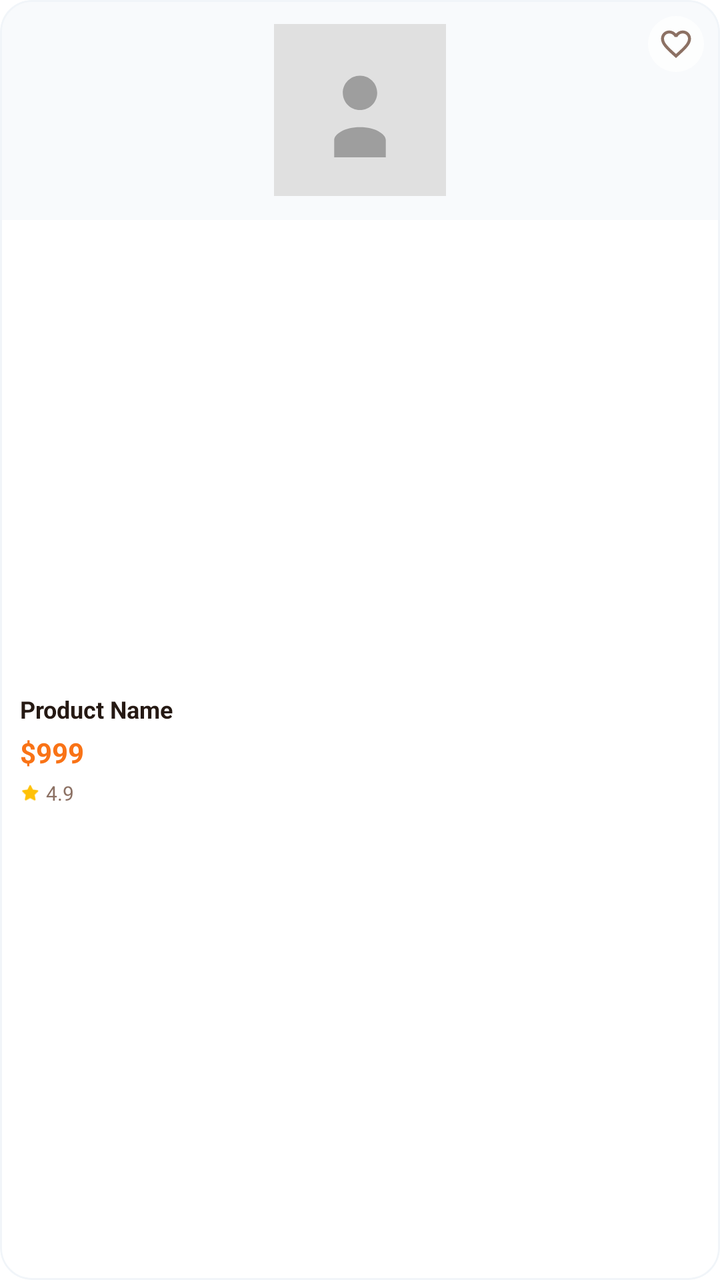
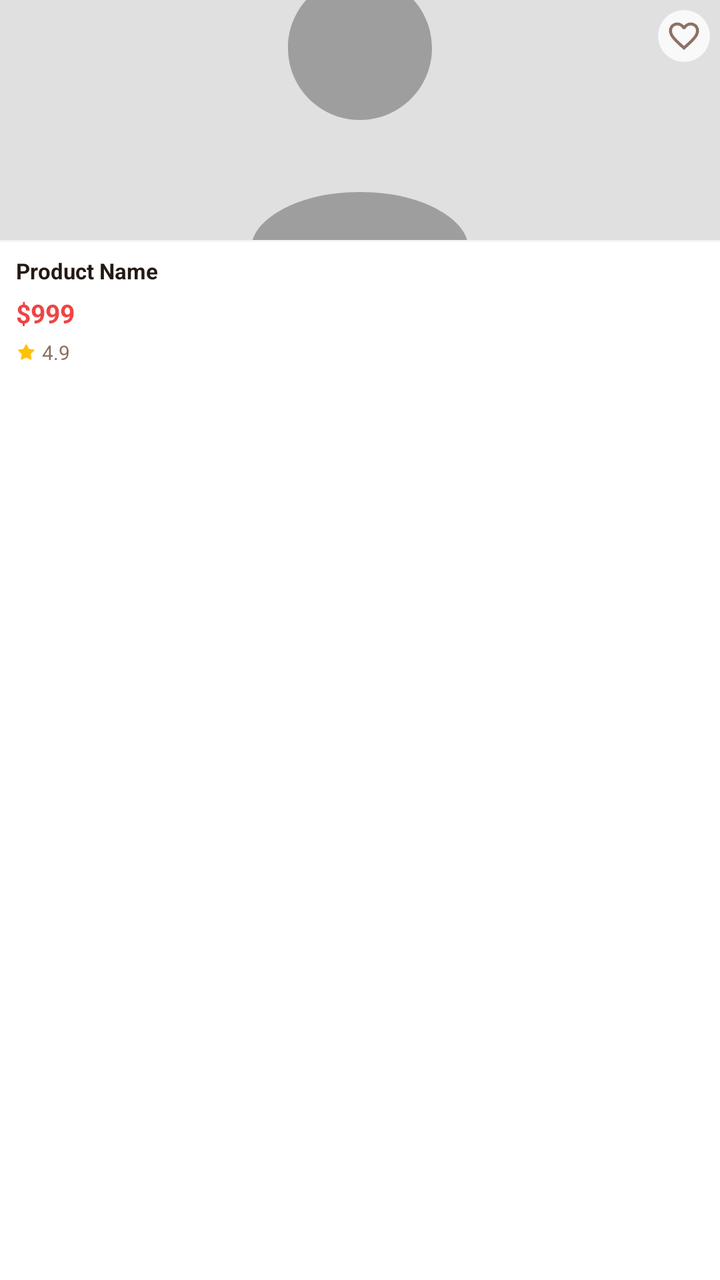

Screens rendered from an Android XML layout before and after an edit, with the pre-edit source and the edit as a unified diff.
<!-- AndroidManifest.xml: application theme Theme.BeckieDealApp -->
<!-- res/layout/item_product_horizontal.xml -->
<?xml version="1.0" encoding="utf-8"?>
<com.google.android.material.card.MaterialCardView
    xmlns:android="http://schemas.android.com/apk/res/android"
    xmlns:app="http://schemas.android.com/apk/res-auto"
    android:layout_width="@dimen/h_card_width"
    android:layout_height="@dimen/h_card_height"
    android:layout_marginEnd="12dp"
    app:cardCornerRadius="16dp"
    app:cardElevation="0dp"
    app:strokeWidth="1dp"
    app:strokeColor="@color/border_color"
    app:cardBackgroundColor="@color/surface">

    <LinearLayout
        android:layout_width="match_parent"
        android:layout_height="match_parent"
        android:orientation="vertical">

        
        <FrameLayout
            android:layout_width="match_parent"
            android:layout_height="@dimen/h_card_image_height"
            android:background="@color/card_bg_secondary">

            <ImageView
                android:id="@+id/productImage"
                android:layout_width="match_parent"
                android:layout_height="match_parent"
                android:scaleType="centerInside"
                android:padding="12dp"
                android:src="@drawable/placeholder_image" />

            <ImageView
                android:id="@+id/favoriteIcon"
                android:layout_width="28dp"
                android:layout_height="28dp"
                android:layout_gravity="top|end"
                android:layout_margin="8dp"
                android:background="@drawable/favorite_background"
                android:padding="5dp"
                android:src="@drawable/ic_favorite_border"
                app:tint="@color/text_secondary" />

        </FrameLayout>

        
        <LinearLayout
            android:layout_width="match_parent"
            android:layout_height="match_parent"
            android:orientation="vertical"
            android:padding="10dp"
            android:gravity="center_vertical">

            <TextView
                android:id="@+id/productName"
                android:layout_width="match_parent"
                android:layout_height="wrap_content"
                android:ellipsize="end"
                android:maxLines="2"
                android:text="Product Name"
                android:textColor="@color/text_primary"
                android:textSize="12sp"
                android:textStyle="bold" />

            <TextView
                android:id="@+id/productPrice"
                android:layout_width="wrap_content"
                android:layout_height="wrap_content"
                android:layout_marginTop="4dp"
                android:text="$999"
                android:textColor="@color/primary"
                android:textSize="14sp"
                android:textStyle="bold" />

            <LinearLayout
                android:layout_width="wrap_content"
                android:layout_height="wrap_content"
                android:layout_marginTop="4dp"
                android:gravity="center_vertical"
                android:orientation="horizontal">

                <ImageView
                    android:layout_width="10dp"
                    android:layout_height="10dp"
                    android:src="@android:drawable/btn_star_big_on"
                    app:tint="@color/yellow_star" />

                <TextView
                    android:id="@+id/productRating"
                    android:layout_width="wrap_content"
                    android:layout_height="wrap_content"
                    android:layout_marginStart="3dp"
                    android:text="4.9"
                    android:textColor="@color/text_secondary"
                    android:textSize="10sp" />

            </LinearLayout>

        </LinearLayout>

    </LinearLayout>

</com.google.android.material.card.MaterialCardView>
<!-- resources referenced by this layout -->
<resources>
  <color name="border_color">#F1F5F9</color>
  <color name="card_bg_secondary">#F8FAFC</color>
  <color name="primary">#F97316</color>
  <color name="surface">#FFFFFF</color>
  <color name="text_primary">#251913</color>
  <color name="text_secondary">#8C7164</color>
  <color name="yellow_star">#FFC107</color>
  <dimen name="h_card_height">220dp</dimen>
  <dimen name="h_card_image_height">110dp</dimen>
  <dimen name="h_card_width">160dp</dimen>
  <!-- drawable favorite_background (drawable) -->
  <?xml version="1.0" encoding="utf-8"?>
  <shape xmlns:android="http://schemas.android.com/apk/res/android"
      android:shape="oval">
      <solid android:color="#CCFFFFFF" />
  </shape>
  <!-- drawable placeholder_image (drawable) -->
  <?xml version="1.0" encoding="utf-8"?>
  <vector xmlns:android="http://schemas.android.com/apk/res/android"
      android:width="200dp"
      android:height="200dp"
      android:viewportWidth="200"
      android:viewportHeight="200">
  
      
      <path
          android:fillColor="#E0E0E0"
          android:pathData="M0,0h200v200h-200z" />
  
      
      <path
          android:fillColor="#9E9E9E"
          android:pathData="M100,60c11.05,0 20,8.95 20,20s-8.95,20 -20,20 -20,-8.95 -20,-20 8.95,-20 20,-20zM100,120c18.28,0 30,8.28 30,15v20H70v-20c0,-6.72 11.72,-15 30,-15z" />
  </vector>
  <style name="Theme.BeckieDealApp" parent="Base.Theme.BeckieDealApp" />
  <style name="Base.Theme.BeckieDealApp" parent="Theme.Material3.DayNight.NoActionBar">
          <item name="colorPrimary">@color/primary</item>
          <item name="colorOnPrimary">@color/on_primary</item>
          <item name="colorPrimaryContainer">@color/primary_container</item>
          <item name="colorOnPrimaryContainer">@color/on_primary_container</item>
          <item name="android:windowBackground">@color/background</item>
          <item name="colorSurface">@color/surface</item>
          <item name="colorOnSurface">@color/on_surface</item>
          
          <item name="bottomNavigationStyle">@style/Widget.App.BottomNavigationView</item>
      </style>
  <color name="on_primary">#FFFFFF</color>
  <color name="primary_container">#F97316</color>
  <color name="on_primary_container">#582200</color>
  <color name="background">#FFFFFF</color>
  <color name="on_surface">#251913</color>
  <style name="Widget.App.BottomNavigationView" parent="Widget.Material3.BottomNavigationView">
          <item name="itemIconSize">26dp</item>
          <item name="itemIconTint">@color/bottom_nav_color</item>
          <item name="itemTextColor">@color/bottom_nav_color</item>
          <item name="android:background">@android:color/transparent</item>
          <item name="backgroundTint">@android:color/transparent</item>
          <item name="labelVisibilityMode">unlabeled</item>
          <item name="itemActiveIndicatorStyle">@style/Widget.App.BottomNavigationView.ActiveIndicator</item>
      </style>
  <style name="Widget.App.BottomNavigationView.ActiveIndicator" parent="Widget.Material3.BottomNavigationView.ActiveIndicator">
          <item name="android:color">@color/badge_bg</item>
          <item name="android:width">48dp</item>
          <item name="android:height">36dp</item>
          <item name="shapeAppearance">@style/ShapeAppearance.App.BottomNavigationView.ActiveIndicator</item>
      </style>
  <color name="badge_bg">#FFF1EB</color>
  <style name="ShapeAppearance.App.BottomNavigationView.ActiveIndicator" parent="">
          <item name="cornerFamily">rounded</item>
          <item name="cornerSize">50%</item>
      </style>
  <!-- unchanged entries left out for length: 1 -->
</resources>

<!-- the commit's change to res/layout/item_product_horizontal.xml (unified diff, before → after) -->
@@ -2,76 +2,86 @@
 <com.google.android.material.card.MaterialCardView
     xmlns:android="http://schemas.android.com/apk/res/android"
     xmlns:app="http://schemas.android.com/apk/res-auto"
-    android:layout_width="@dimen/h_card_width"
-    android:layout_height="@dimen/h_card_height"
-    android:layout_marginEnd="12dp"
-    app:cardCornerRadius="16dp"
+    android:layout_width="150dp"
+    android:layout_height="wrap_content"
+    android:layout_marginEnd="2dp"
+    app:cardCornerRadius="0dp"
     app:cardElevation="0dp"
-    app:strokeWidth="1dp"
-    app:strokeColor="@color/border_color"
+    app:strokeWidth="0dp"
     app:cardBackgroundColor="@color/surface">
 
     <LinearLayout
         android:layout_width="match_parent"
-        android:layout_height="match_parent"
+        android:layout_height="wrap_content"
         android:orientation="vertical">
 
         
         <FrameLayout
             android:layout_width="match_parent"
-            android:layout_height="@dimen/h_card_image_height"
+            android:layout_height="120dp"
             android:background="@color/card_bg_secondary">
 
             <ImageView
                 android:id="@+id/productImage"
                 android:layout_width="match_parent"
                 android:layout_height="match_parent"
-                android:scaleType="centerInside"
-                android:padding="12dp"
+                android:scaleType="centerCrop"
                 android:src="@drawable/placeholder_image" />
 
+            
             <ImageView
                 android:id="@+id/favoriteIcon"
-                android:layout_width="28dp"
-                android:layout_height="28dp"
+                android:layout_width="26dp"
+                android:layout_height="26dp"
                 android:layout_gravity="top|end"
-                android:layout_margin="8dp"
+                android:layout_margin="5dp"
                 android:background="@drawable/favorite_background"
-                android:padding="5dp"
+                android:padding="4dp"
                 android:src="@drawable/ic_favorite_border"
                 app:tint="@color/text_secondary" />
 
         </FrameLayout>
 
         
+        <View
+            android:layout_width="match_parent"
+            android:layout_height="1dp"
+            android:background="@color/border_color" />
+
+        
         <LinearLayout
             android:layout_width="match_parent"
-            android:layout_height="match_parent"
+            android:layout_height="wrap_content"
             android:orientation="vertical"
-            android:padding="10dp"
-            android:gravity="center_vertical">
+            android:paddingHorizontal="8dp"
+            android:paddingTop="7dp"
+            android:paddingBottom="9dp">
 
+            
             <TextView
                 android:id="@+id/productName"
                 android:layout_width="match_parent"
                 android:layout_height="wrap_content"
-                android:ellipsize="end"
-                android:maxLines="2"
                 android:text="Product Name"
                 android:textColor="@color/text_primary"
-                android:textSize="12sp"
-                android:textStyle="bold" />
+                android:textSize="11sp"
+                android:textStyle="bold"
+                android:maxLines="2"
+                android:ellipsize="end"
+                android:lineSpacingMultiplier="1.2" />
 
+            
             <TextView
                 android:id="@+id/productPrice"
                 android:layout_width="wrap_content"
                 android:layout_height="wrap_content"
-                android:layout_marginTop="4dp"
+                android:layout_marginTop="5dp"
                 android:text="$999"
-                android:textColor="@color/primary"
-                android:textSize="14sp"
+                android:textColor="@color/red_error"
+                android:textSize="13sp"
                 android:textStyle="bold" />
 
+            
             <LinearLayout
                 android:layout_width="wrap_content"
                 android:layout_height="wrap_content"
<!-- resource entries referenced after the edit -->
@@ -2,14 +2,12 @@
 <resources>
   <color name="border_color">#F1F5F9</color>
   <color name="card_bg_secondary">#F8FAFC</color>
+  <color name="red_error">#EF4444</color>
   <color name="primary">#F97316</color>
   <color name="surface">#FFFFFF</color>
   <color name="text_primary">#251913</color>
   <color name="text_secondary">#8C7164</color>
   <color name="yellow_star">#FFC107</color>
-  <dimen name="h_card_height">220dp</dimen>
-  <dimen name="h_card_image_height">110dp</dimen>
-  <dimen name="h_card_width">160dp</dimen>
   <!-- drawable favorite_background (drawable) -->
   <?xml version="1.0" encoding="utf-8"?>
   <shape xmlns:android="http://schemas.android.com/apk/res/android"
